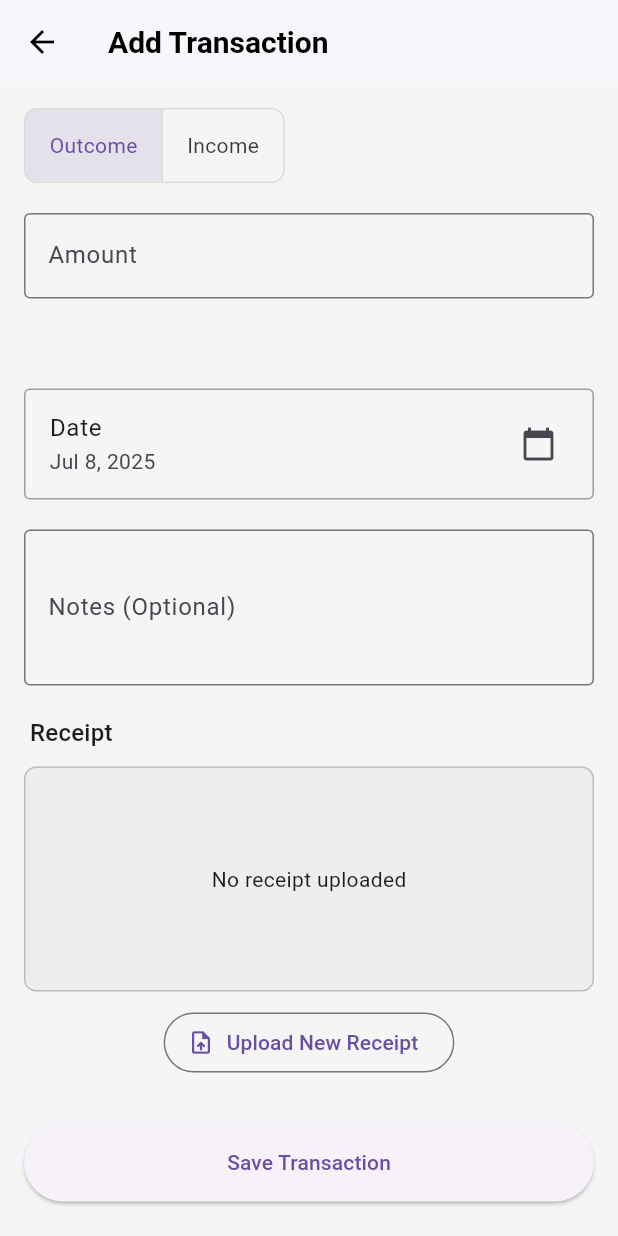
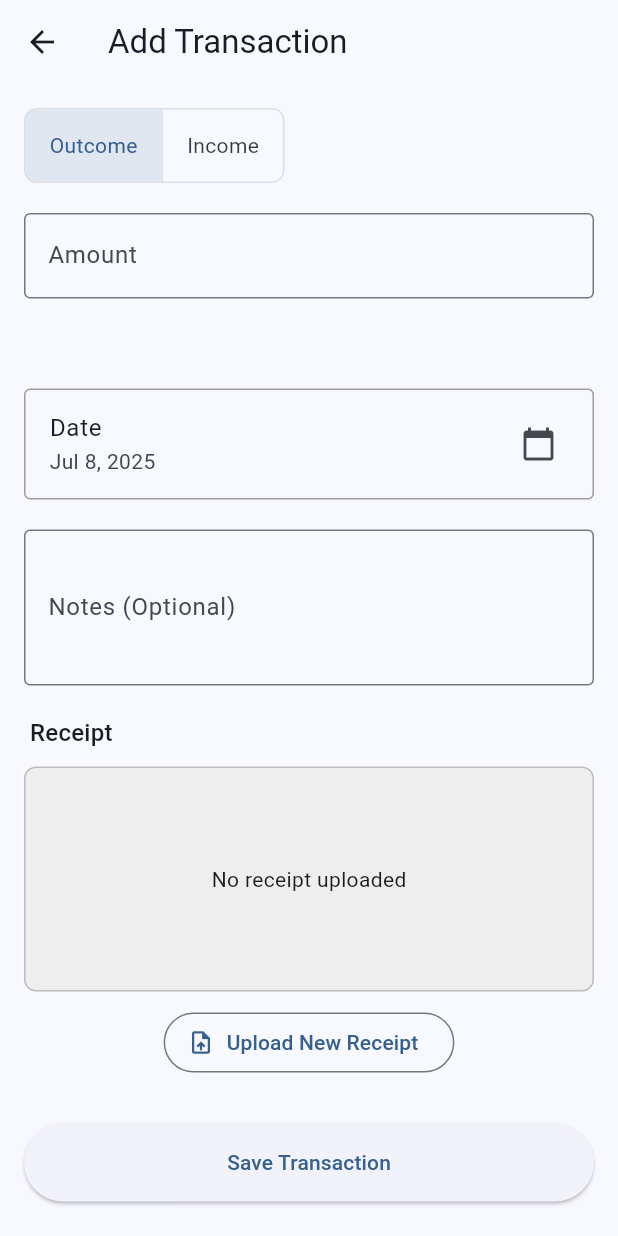
Before and after one commit to Chitnaymin/personal_fin_mgmt, a Flutter app: the screen it shows once a user with an empty profile is signed in, after a tap on the "add" icon, on a phone screen of 412 x 824 dp. Run offline on Flutter 3.47's test engine with Material 3 defaults, Android fonts, the phone set to English and light mode, and no system bars; our stand-ins replace cloud_firestore, firebase_auth, firebase_core, fl_chart, image_picker; accounts and stored records are empty; generated files the repository leaves out were written again.

Commit message:
Added theme feature

```diff
--- a/lib/main.dart
+++ b/lib/main.dart
@@ -1,18 +1,28 @@
+import 'package:flutter/material.dart';
 import 'package:firebase_core/firebase_core.dart';
-import 'package:flutter/material.dart';
 import 'package:provider/provider.dart';
 
 import 'package:flutter_fin_pwa/firebase_options.dart';
 import 'package:flutter_fin_pwa/screens/auth/auth_gate.dart';
 import 'package:flutter_fin_pwa/services/auth_service.dart';
 import 'package:flutter_fin_pwa/services/settings_provider.dart';
+import 'package:flutter_fin_pwa/theme/app_themes.dart';
 
 void main() async {
   WidgetsFlutterBinding.ensureInitialized();
   await Firebase.initializeApp(
     options: DefaultFirebaseOptions.currentPlatform,
   );
-  runApp(const MyApp());
+  // Wrap the entire app in MultiProvider to make services available everywhere.
+  runApp(
+    MultiProvider(
+      providers: [
+        ChangeNotifierProvider(create: (_) => AuthService()),
+        ChangeNotifierProvider(create: (_) => SettingsProvider()),
+      ],
+      child: const MyApp(),
+    ),
+  );
 }
 
 class MyApp extends StatelessWidget {
@@ -20,30 +30,16 @@ class MyApp extends StatelessWidget {
 
   @override
   Widget build(BuildContext context) {
-    // --- Use MultiProvider to provide both services ---
-    return MultiProvider(
-      providers: [
-        ChangeNotifierProvider(create: (context) => AuthService()),
-        ChangeNotifierProvider(create: (context) => SettingsProvider()),
-      ],
-      child: MaterialApp(
-        title: 'Finance Tracker',
-        theme: ThemeData(
-            primarySwatch: Colors.blue,
-            useMaterial3: true,
-            scaffoldBackgroundColor: Colors.grey[100],
-            appBarTheme: const AppBarTheme(
-              backgroundColor: Colors.white,
-              elevation: 1,
-              iconTheme: IconThemeData(color: Colors.black),
-              titleTextStyle: TextStyle(
-                  color: Colors.black,
-                  fontSize: 20,
-                  fontWeight: FontWeight.bold),
-            )),
-        debugShowCheckedModeBanner: false,
-        home: const AuthGate(),
-      ),
+    // This 'watch' creates a subscription. When the provider's theme changes,
+    // this MyApp widget will rebuild.
+    final settingsProvider = context.watch<SettingsProvider>();
+
+    return MaterialApp(
+      title: 'Finance Tracker',
+      // The theme is now dynamically selected from our appThemeData map.
+      theme: appThemeData[settingsProvider.appTheme],
+      debugShowCheckedModeBanner: false,
+      home: const AuthGate(),
     );
   }
 }
--- a/lib/screens/main/dashboard_page.dart
+++ b/lib/screens/main/dashboard_page.dart
@@ -16,6 +16,7 @@ class DashboardPage extends StatelessWidget {
   Widget build(BuildContext context) {
     final firestoreService = FirestoreService();
     final settingsProvider = Provider.of<SettingsProvider>(context);
+    final selectedCurrency = settingsProvider.selectedCurrency;
 
     return Scaffold(
       appBar: AppBar(
@@ -28,32 +29,54 @@ class DashboardPage extends StatelessWidget {
             return const Center(child: CircularProgressIndicator());
           }
           if (!snapshot.hasData || snapshot.data!.isEmpty) {
-            return const Center(child: Text("No transactions yet. Add one to see your dashboard."));
+            return const Center(
+              child: Text(
+                "No transactions yet.\nClick the '+' button to add one!",
+                textAlign: TextAlign.center,
+                style: TextStyle(fontSize: 16, color: Colors.grey),
+              ),
+            );
           }
 
           final transactions = snapshot.data!;
           final now = DateTime.now();
-          final currentMonthTransactions = transactions.where((t) => t.date.month == now.month && t.date.year == now.year).toList();
-          double totalIncome = currentMonthTransactions.where((t) => t.type == 'income').fold(0.0, (sum, item) => sum + item.amount);
-          double totalOutcome = currentMonthTransactions.where((t) => t.type == 'outcome').fold(0.0, (sum, item) => sum + item.amount);
+          final currentMonthTransactions = transactions
+              .where((t) =>
+                  t.date.month == now.month && t.date.year == now.year)
+              .toList();
+          double totalIncome = currentMonthTransactions
+              .where((t) => t.type == 'income')
+              .fold(0.0, (sum, item) => sum + item.amount);
+          double totalOutcome = currentMonthTransactions
+              .where((t) => t.type == 'outcome')
+              .fold(0.0, (sum, item) => sum + item.amount);
 
           return ListView(
             padding: const EdgeInsets.all(16.0),
             children: [
-              _buildSummaryCard(totalIncome, totalOutcome, settingsProvider.selectedCurrency),
+              _buildSummaryCard(totalIncome, totalOutcome, selectedCurrency),
               const SizedBox(height: 20),
-              _buildBudgetCard(firestoreService, totalOutcome, settingsProvider.selectedCurrency),
+              _buildBudgetCard(
+                  firestoreService, totalOutcome, selectedCurrency),
               const SizedBox(height: 20),
 
-              const Text("Spending by Category", style: TextStyle(fontSize: 18, fontWeight: FontWeight.bold)),
+              const Text("Spending by Category",
+                  style: TextStyle(fontSize: 18, fontWeight: FontWeight.bold)),
               const SizedBox(height: 10),
-              SizedBox(height: 200, child: _buildCategoryPieChart(currentMonthTransactions)),
+              SizedBox(
+                  height: 200,
+                  child: _buildCategoryPieChart(currentMonthTransactions)),
 
               const SizedBox(height: 20),
 
-              const Text("Spending by Person", style: TextStyle(fontSize: 18, fontWeight: FontWeight.bold)),
+              const Text("Spending by Person",
+                  style: TextStyle(fontSize: 18, fontWeight: FontWeight.bold)),
               const SizedBox(height: 10),
-              SizedBox(height: 200, child: _buildPersonPieChart(currentMonthTransactions)),
+              SizedBox(
+                  height: 200,
+                  child: _buildPersonPieChart(currentMonthTransactions)),
+
+              const SizedBox(height: 24),
             ],
           );
         },
@@ -61,7 +84,8 @@ class DashboardPage extends StatelessWidget {
     );
   }
 
-  Widget _buildSummaryCard(double income, double outcome, Currency selectedCurrency) {
+  Widget _buildSummaryCard(
+      double income, double outcome, Currency selectedCurrency) {
     return Card(
       elevation: 2,
       child: Padding(
@@ -78,28 +102,45 @@ class DashboardPage extends StatelessWidget {
     );
   }
 
-  Widget _summaryItem(String title, double amount, Color color, Currency selectedCurrency) {
+  Widget _summaryItem(
+      String title, double amount, Color color, Currency selectedCurrency) {
     return Column(
       children: [
         Text(title, style: const TextStyle(color: Colors.grey, fontSize: 14)),
         const SizedBox(height: 4),
         Text(
-          NumberFormat.currency(locale: selectedCurrency.locale, symbol: selectedCurrency.symbol).format(amount),
-          style: TextStyle(color: color, fontSize: 18, fontWeight: FontWeight.bold),
+          NumberFormat.currency(
+                  locale: selectedCurrency.locale,
+                  symbol: selectedCurrency.symbol)
+              .format(amount),
+          style: TextStyle(
+              color: color, fontSize: 18, fontWeight: FontWeight.bold),
         ),
       ],
     );
   }
 
-  Widget _buildBudgetCard(FirestoreService service, double totalOutcome, Currency selectedCurrency) {
+  Widget _buildBudgetCard(FirestoreService service, double totalOutcome,
+      Currency selectedCurrency) {
     return StreamBuilder<DocumentSnapshot>(
       stream: service.getBudget(),
       builder: (context, snapshot) {
         if (!snapshot.hasData || snapshot.data?.data() == null) {
-          return const Card(child: ListTile(title: Text("Set your monthly budget in Settings.")));
+          return const Card(
+              child: ListTile(title: Text("Set your monthly budget in Settings.")));
         }
         final data = snapshot.data!.data() as Map<String, dynamic>;
         final monthlyBudget = (data['monthlyBudget'] ?? 0.0).toDouble();
+
+        if (monthlyBudget <= 0) {
+           return const Card(
+              child: ListTile(
+                leading: Icon(Icons.track_changes),
+                title: Text("Set your monthly budget in Settings to track progress.")
+              )
+            );
+        }
+
         final budgetLeft = monthlyBudget - totalOutcome;
 
         return Card(
@@ -109,14 +150,19 @@ class DashboardPage extends StatelessWidget {
             child: Column(
               crossAxisAlignment: CrossAxisAlignment.start,
               children: [
-                const Text("Monthly Budget", style: TextStyle(fontSize: 18, fontWeight: FontWeight.bold)),
+                const Text("Monthly Budget",
+                    style:
+                        TextStyle(fontSize: 18, fontWeight: FontWeight.bold)),
                 const SizedBox(height: 10),
-                if (monthlyBudget > 0)
-                  LinearProgressIndicator(
-                    value: totalOutcome / monthlyBudget,
-                    minHeight: 10,
-                    borderRadius: BorderRadius.circular(5),
+                LinearProgressIndicator(
+                  value: totalOutcome / monthlyBudget,
+                  minHeight: 10,
+                  borderRadius: BorderRadius.circular(5),
+                  backgroundColor: Colors.grey[300],
+                  valueColor: AlwaysStoppedAnimation<Color>(
+                    totalOutcome > monthlyBudget ? Colors.red : Colors.green
                   ),
+                ),
                 const SizedBox(height: 10),
                 Text("Left to spend: ${NumberFormat.currency(locale: selectedCurrency.locale, symbol: selectedCurrency.symbol).format(budgetLeft)}"),
               ],
@@ -129,8 +175,11 @@ class DashboardPage extends StatelessWidget {
 
   Widget _buildCategoryPieChart(List<FinancialTransaction> transactions) {
     final spendingByCategory = <String, double>{};
-    transactions.where((t) => t.type == 'outcome').forEach((t) {
-      spendingByCategory.update(t.category, (value) => value + t.amount, ifAbsent: () => t.amount);
+    transactions
+        .where((t) => t.type == 'outcome')
+        .forEach((t) {
+      spendingByCategory.update(t.category, (value) => value + t.amount,
+          ifAbsent: () => t.amount);
     });
 
     if (spendingByCategory.isEmpty) {
@@ -142,7 +191,8 @@ class DashboardPage extends StatelessWidget {
         value: entry.value,
         title: entry.key,
         radius: 80,
-        titleStyle: const TextStyle(fontSize: 12, fontWeight: FontWeight.bold, color: Colors.white),
+        titleStyle: const TextStyle(
+            fontSize: 12, fontWeight: FontWeight.bold, color: Colors.white, shadows: [Shadow(blurRadius: 2)]),
       );
     }).toList();
 
@@ -157,8 +207,11 @@ class DashboardPage extends StatelessWidget {
 
   Widget _buildPersonPieChart(List<FinancialTransaction> transactions) {
     final spendingByPerson = <String, double>{};
-    transactions.where((t) => t.type == 'outcome').forEach((t) {
-      spendingByPerson.update(t.person, (value) => value + t.amount, ifAbsent: () => t.amount);
+    transactions
+        .where((t) => t.type == 'outcome')
+        .forEach((t) {
+      spendingByPerson.update(t.person, (value) => value + t.amount,
+          ifAbsent: () => t.amount);
     });
 
     if (spendingByPerson.isEmpty) {
@@ -166,7 +219,12 @@ class DashboardPage extends StatelessWidget {
     }
 
     final List<Color> chartColors = [
-      Colors.blueAccent, Colors.redAccent, Colors.greenAccent, Colors.orangeAccent, Colors.purpleAccent, Colors.tealAccent
+      Colors.blueAccent,
+      Colors.redAccent,
+      Colors.greenAccent,
+      Colors.orangeAccent,
+      Colors.purpleAccent,
+      Colors.tealAccent
     ];
 
     int colorIndex = 0;
@@ -178,7 +236,11 @@ class DashboardPage extends StatelessWidget {
         value: entry.value,
         title: '${entry.key}\n${entry.value.toStringAsFixed(0)}',
         radius: 80,
-        titleStyle: const TextStyle(fontSize: 12, fontWeight: FontWeight.bold, color: Colors.white, shadows: [Shadow(blurRadius: 2)]),
+        titleStyle: const TextStyle(
+            fontSize: 12,
+            fontWeight: FontWeight.bold,
+            color: Colors.white,
+            shadows: [Shadow(blurRadius: 2)]),
       );
     }).toList();
 
--- a/lib/screens/main/home_page.dart
+++ b/lib/screens/main/home_page.dart
@@ -1,8 +1,10 @@
+import 'package:flutter/material.dart';
+
 import 'package:flutter_fin_pwa/screens/main/add_transaction_page.dart';
 import 'package:flutter_fin_pwa/screens/main/dashboard_page.dart';
 import 'package:flutter_fin_pwa/screens/main/settings_page.dart';
+import 'package:flutter_fin_pwa/screens/main/statistics_page.dart';
 import 'package:flutter_fin_pwa/screens/main/transactions_page.dart';
-import 'package:flutter/material.dart';
 
 class HomePage extends StatefulWidget {
   const HomePage({super.key});
@@ -18,6 +20,7 @@ class _HomePageState extends State<HomePage> {
   static const List<Widget> _pages = <Widget>[
     DashboardPage(),
     TransactionsPage(),
+    StatisticsPage(),
     SettingsPage(),
   ];
 
@@ -25,7 +28,11 @@ class _HomePageState extends State<HomePage> {
     setState(() {
       _selectedIndex = index;
     });
-    _pageController.jumpToPage(index);
+    _pageController.animateToPage(
+      index,
+      duration: const Duration(milliseconds: 300),
+      curve: Curves.easeInOut,
+    );
   }
 
   @override
@@ -40,28 +47,54 @@ class _HomePageState extends State<HomePage> {
         },
         children: _pages,
       ),
-      floatingActionButton: FloatingActionButton(
-        onPressed: () {
-          Navigator.push(context, MaterialPageRoute(builder: (_) => const AddTransactionPage()));
-        },
-        tooltip: 'Add Transaction',
-        child: const Icon(Icons.add),
+      // --- TOOLTIP ADDED TO FAB ---
+      floatingActionButton: Tooltip(
+        message: 'Add Transaction',
+        child: FloatingActionButton(
+          onPressed: () {
+            Navigator.push(context,
+                MaterialPageRoute(builder: (_) => const AddTransactionPage()));
+          },
+          child: const Icon(Icons.add),
+          backgroundColor: Theme.of(context).colorScheme.primary,
+          foregroundColor: Theme.of(context).colorScheme.onPrimary,
+        ),
       ),
       floatingActionButtonLocation: FloatingActionButtonLocation.centerDocked,
       bottomNavigationBar: BottomAppBar(
         shape: const CircularNotchedRectangle(),
-        notchMargin: 6.0,
+        notchMargin: 8.0,
         child: Row(
           mainAxisAlignment: MainAxisAlignment.spaceAround,
           children: <Widget>[
-            IconButton(icon: const Icon(Icons.dashboard), onPressed: () => _onItemTapped(0), color: _selectedIndex == 0 ? Theme.of(context).primaryColor : Colors.grey),
-            IconButton(icon: const Icon(Icons.list_alt), onPressed: () => _onItemTapped(1), color: _selectedIndex == 1 ? Theme.of(context).primaryColor : Colors.grey),
-            const SizedBox(width: 40), // The space for the FAB
-            IconButton(icon: const Icon(Icons.bar_chart), onPressed: () => _onItemTapped(1), color: _selectedIndex == 1 ? Theme.of(context).primaryColor : Colors.grey), // Placeholder
-            IconButton(icon: const Icon(Icons.settings), onPressed: () => _onItemTapped(2), color: _selectedIndex == 2 ? Theme.of(context).primaryColor : Colors.grey),
+            _buildNavItem(icon: Icons.dashboard_outlined, selectedIcon: Icons.dashboard, pageIndex: 0, label: 'Dashboard'),
+            _buildNavItem(icon: Icons.list_alt_outlined, selectedIcon: Icons.list_alt, pageIndex: 1, label: 'Transactions'),
+
+            const SizedBox(width: 48),
+
+            _buildNavItem(icon: Icons.bar_chart_outlined, selectedIcon: Icons.bar_chart, pageIndex: 2, label: 'Statistics'),
+            _buildNavItem(icon: Icons.settings_outlined, selectedIcon: Icons.settings, pageIndex: 3, label: 'Settings'),
           ],
         ),
       ),
     );
   }
+
+  // --- UPDATED HELPER TO WRAP IconButton WITH Tooltip ---
+  Widget _buildNavItem({required IconData icon, required IconData selectedIcon, required int pageIndex, required String label}) {
+    final bool isSelected = _selectedIndex == pageIndex;
+    return Tooltip(
+      message: label,
+      child: IconButton(
+        iconSize: 28,
+        icon: Icon(
+          isSelected ? selectedIcon : icon,
+          color: isSelected
+              ? Theme.of(context).colorScheme.primary
+              : Colors.grey.shade600,
+        ),
+        onPressed: () => _onItemTapped(pageIndex),
+      ),
+    );
+  }
 }
--- a/lib/services/firestore_service.dart
+++ b/lib/services/firestore_service.dart
@@ -31,6 +31,7 @@ class FirestoreService {
       'incomeCategories': ['Salary', 'Gifts', 'Investment'],
       'outcomeCategories': ['Food', 'Transport', 'Shopping', 'Bills', 'Entertainment'],
       'people': ['Me'],
+      'theme': 'light',
     });
   }
 
@@ -90,4 +91,8 @@ class FirestoreService {
       'people': FieldValue.arrayRemove([person])
     });
   }
+
+  Future<void> saveTheme(String themeName) {
+    return _userDocRef().update({'theme': themeName});
+  }
 }
--- a/lib/services/settings_provider.dart
+++ b/lib/services/settings_provider.dart
@@ -1,16 +1,58 @@
 import 'package:flutter/material.dart';
+import 'package:cloud_firestore/cloud_firestore.dart';
+
 import 'package:flutter_fin_pwa/models/currency_model.dart';
+import 'package:flutter_fin_pwa/theme/app_themes.dart';
+import 'package:flutter_fin_pwa/services/firestore_service.dart';
 
 class SettingsProvider extends ChangeNotifier {
+  final FirestoreService _firestoreService = FirestoreService();
+
   Currency _selectedCurrency = defaultCurrency;
+  AppTheme _appTheme = AppTheme.light;
 
   Currency get selectedCurrency => _selectedCurrency;
+  AppTheme get appTheme => _appTheme;
+
+  // --- NEW: Load settings when the provider is created ---
+  SettingsProvider() {
+    _loadSettings();
+  }
+
+  void _loadSettings() {
+    _firestoreService.getBudget().listen((DocumentSnapshot snapshot) {
+      if (snapshot.exists && snapshot.data() != null) {
+        final data = snapshot.data() as Map<String, dynamic>;
+
+        // Load the theme from Firestore
+        final String themeName = data['theme'] ?? 'light';
+        // Convert the string name back to our AppTheme enum
+        _appTheme = AppTheme.values.firstWhere(
+          (e) => e.name == themeName,
+          orElse: () => AppTheme.light, // Default to light if not found
+        );
+
+        // We notify listeners here to update the UI once settings are loaded
+        notifyListeners();
+      }
+    });
+  }
 
   void updateCurrency(Currency newCurrency) {
     if (_selectedCurrency != newCurrency) {
       _selectedCurrency = newCurrency;
-      // Tell all listening widgets that they need to rebuild
       notifyListeners();
+      // In the future, you could save the currency preference here too
+    }
+  }
+
+  void updateTheme(AppTheme newTheme) {
+    if (_appTheme != newTheme) {
+      _appTheme = newTheme;
+      notifyListeners();
+      // --- NEW: Save the theme choice to Firestore ---
+      // We save the theme by its string name (e.g., 'light', 'dark')
+      _firestoreService.saveTheme(newTheme.name);
     }
   }
 }
--- /dev/null
+++ b/lib/theme/app_themes.dart
@@ -0,0 +1,79 @@
+import 'package:flutter/material.dart';
+
+// An Enum provides a type-safe way to refer to our themes.
+enum AppTheme {
+  light,
+  dark,
+  grey,
+  lightPink,
+  lightPurple,
+}
+
+// A map that links each theme enum to its actual ThemeData object.
+final Map<AppTheme, ThemeData> appThemeData = {
+  AppTheme.light: ThemeData(
+    brightness: Brightness.light,
+    colorScheme: ColorScheme.fromSeed(seedColor: Colors.blue),
+    useMaterial3: true,
+  ),
+  AppTheme.dark: ThemeData(
+    brightness: Brightness.dark,
+    colorScheme: ColorScheme.fromSeed(
+      seedColor: Colors.blue,
+      brightness: Brightness.dark,
+    ),
+    useMaterial3: true,
+  ),
+  AppTheme.grey: ThemeData(
+    brightness: Brightness.light,
+    colorScheme: ColorScheme.fromSeed(seedColor: Colors.blueGrey),
+    appBarTheme: const AppBarTheme(
+      backgroundColor: Colors.white,
+      foregroundColor: Colors.black87,
+    ),
+    useMaterial3: true,
+  ),
+  AppTheme.lightPink: ThemeData(
+    brightness: Brightness.light,
+    colorScheme: ColorScheme.fromSeed(seedColor: Colors.pink.shade200),
+    scaffoldBackgroundColor: const Color.fromARGB(255, 255, 255, 255),
+    appBarTheme: AppBarTheme(
+      backgroundColor: Colors.pink.shade50,   // A very light pink
+      foregroundColor: Colors.pink.shade800, // Dark pink text for contrast
+    ),
+    elevatedButtonTheme: ElevatedButtonThemeData(
+      style: ElevatedButton.styleFrom(
+        backgroundColor: Colors.pink.shade300, // Button color
+        foregroundColor: Colors.white,         // Button text color
+      )
+    ),
+
+    useMaterial3: true,
+  ),
+  AppTheme.lightPurple: ThemeData(
+    brightness: Brightness.light,
+    colorScheme: ColorScheme.fromSeed(seedColor: Colors.deepPurple),
+    scaffoldBackgroundColor: const Color(0xFFF3E5F5), // Light Purple Background
+    appBarTheme: AppBarTheme(
+      backgroundColor: Colors.deepPurple.shade50,
+      foregroundColor: Colors.deepPurple.shade800,
+    ),
+    useMaterial3: true,
+  ),
+};
+
+// A helper function to get a user-friendly name for the dropdown menu.
+String getThemeName(AppTheme theme) {
+  switch (theme) {
+    case AppTheme.light:
+      return 'Light';
+    case AppTheme.dark:
+      return 'Dark';
+    case AppTheme.grey:
+      return 'Grey';
+    case AppTheme.lightPink:
+      return 'Light Pink';
+    case AppTheme.lightPurple:
+      return 'Light Purple';
+  }
+}
--- a/pubspec.yaml
+++ b/pubspec.yaml
@@ -1,7 +1,7 @@
 name: flutter_fin_pwa
 description: "A new Flutter project."
 publish_to: 'none'
-version: 0.1.0
+version: 1.0.0
 
 environment:
   sdk: ^3.8.1
@@ -24,6 +24,7 @@ dependencies:
   intl: ^0.19.0
 
   cupertino_icons: ^1.0.2
+  collection: ^1.19.1
 
 dev_dependencies:
   flutter_test:
```
Also changed, not shown: lib/screens/main/settings_page.dart (+78 -39 lines), lib/screens/main/statistics_page.dart (added, +160 -0 lines), pubspec.lock, 2 other files.
